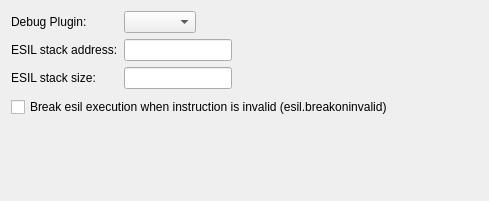
First picture: the form in src/dialogs/preferences/DebugOptionsWidget.ui, repository rizinorg/cutter, before the edit.
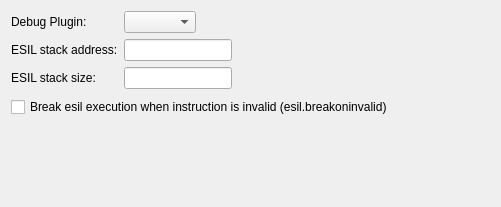
Second picture: the form after the edit.

Commit message: fixed - a word not clearly was not clearly visible in preferences-debug

What changed in the file:
```diff
--- a/src/dialogs/preferences/DebugOptionsWidget.ui
+++ b/src/dialogs/preferences/DebugOptionsWidget.ui
@@ -6,8 +6,8 @@
             <rect>
                 <x>0</x>
                 <y>0</y>
-                <width>489</width>
-                <height>201</height>
+    <width>501</width>
+    <height>207</height>
             </rect>
         </property>
         <property name="windowTitle">
@@ -81,7 +81,7 @@
                             <rect>
                                 <x>0</x>
                                 <y>0</y>
-                                <width>469</width>
+        <width>481</width>
                                 <height>24</height>
                             </rect>
                         </property>
```
Lines whose indentation alone changed are shown as unchanged.
